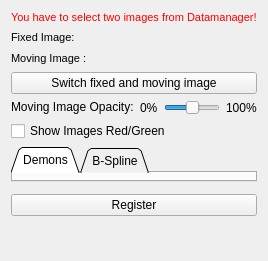
First picture: the form in Modules/Bundles/org.mitk.gui.qt.deformableregistration/src/internal/QmitkDeformableRegistrationViewControls.ui, repository MITK/MITK, before the edit.
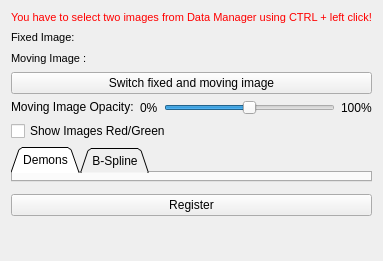
Second picture: the form after the edit. Icons and pictures are not drawn. Custom widgets are drawn as their Qt base class.

Patch:
```diff
--- a/Modules/Bundles/org.mitk.gui.qt.deformableregistration/src/internal/QmitkDeformableRegistrationViewControls.ui
+++ b/Modules/Bundles/org.mitk.gui.qt.deformableregistration/src/internal/QmitkDeformableRegistrationViewControls.ui
@@ -6,7 +6,7 @@
    <rect>
     <x>0</x>
     <y>0</y>
-    <width>260</width>
+    <width>279</width>
     <height>261</height>
    </rect>
   </property>
@@ -125,7 +125,7 @@
       </font>
      </property>
      <property name="text">
-      <string>You have to select two images from Datamanager!</string>
+      <string>You have to select two images from Data Manager using CTRL + left click!</string>
      </property>
     </widget>
    </item>
```
Left out of the diff: 3 changed lines with no effect on the pictures.
